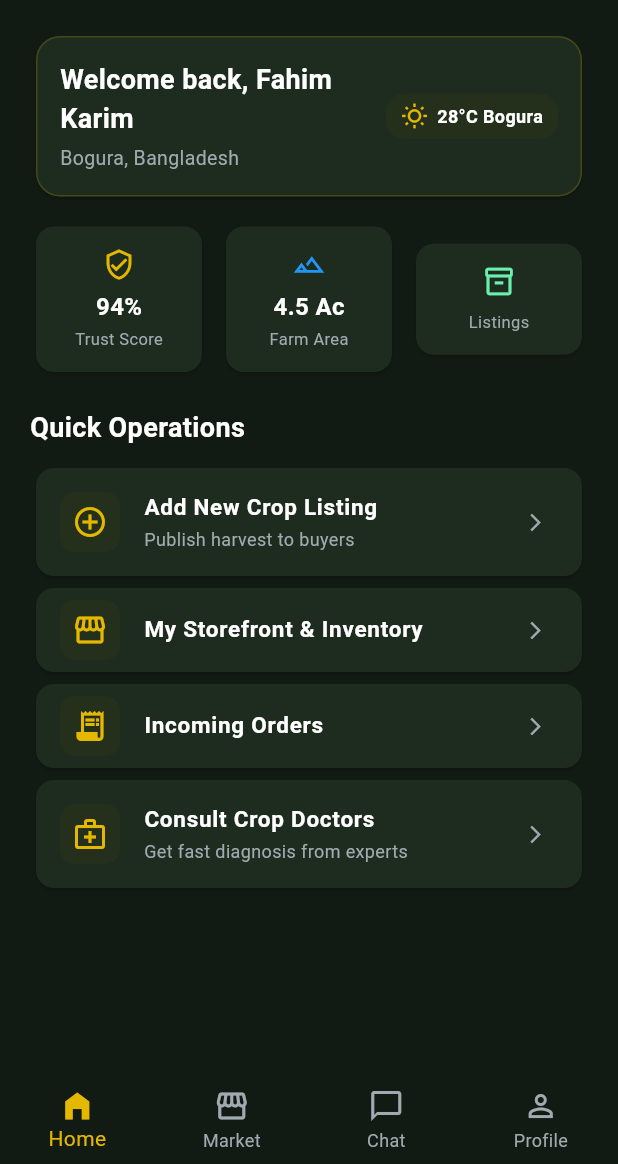
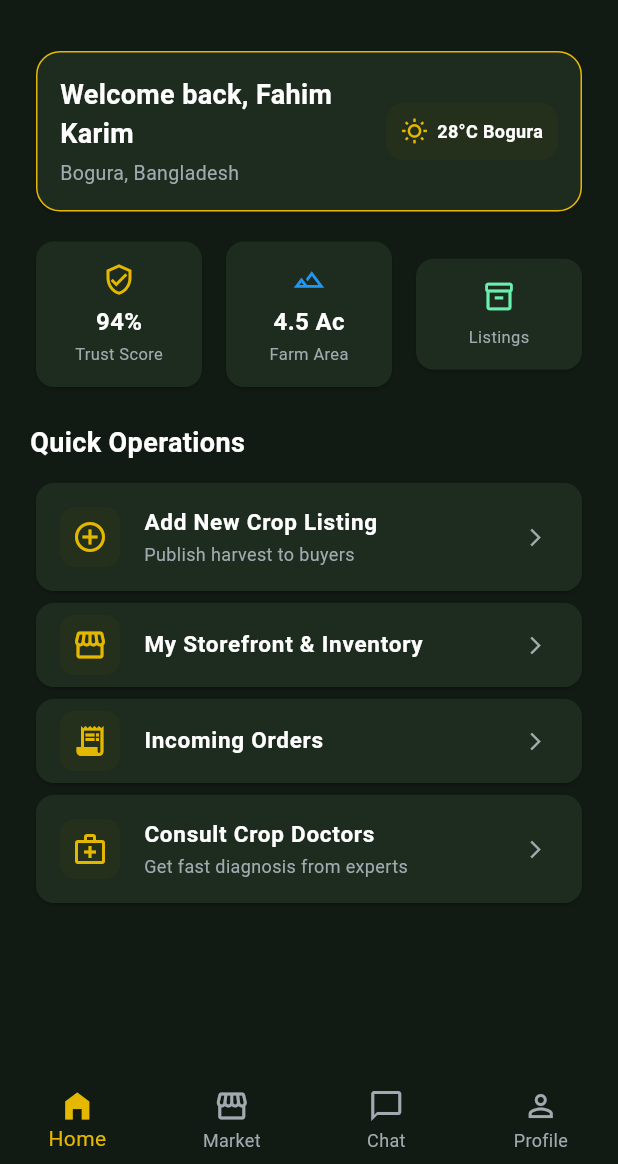
Before and after one commit to 85Dibosh/Agrobuddy, a Flutter app: the screen it shows after launch, on a phone screen of 412 x 824 dp, the part 72-1236 px from its top. Run offline on Flutter 3.47's test engine with Material 3 defaults, Android fonts, the phone set to English and light mode, and no system bars.

```diff
--- a/lib/screensNishat/farmer_dashboard.dart
+++ b/lib/screensNishat/farmer_dashboard.dart
@@ -77,44 +77,33 @@ class FarmerDashboardScreenState extends State<FarmerDashboardScreen> {
           ),
         ],
       ),
-
-      // SafeArea ensures content doesn't get hidden behind phone notches or bottom bars
       body: SafeArea(
-        // Checks if the Home tab (index 0) is active; if true, shows the dashboard scroll view
         child: selectedTab == 0
-        // SingleChildScrollView allows the screen content to scroll vertically if it overflows
             ? SingleChildScrollView(
-          // Adds padding around all edges of the scrolling content area
           padding: EdgeInsets.symmetric(horizontal: 20, vertical: 12),
-          // Column stacks all dashboard elements vertically from top to bottom
           child: Column(
-            // Aligns all child widgets to the left edge of the screen
             crossAxisAlignment: CrossAxisAlignment.start,
             children: [
-              // Card widget creates a rounded greeting container box
+              SizedBox(height: 10),
               Card(
-                // Sets the dark olive background color for the card
                 color: Color(0xFF1E2C1F),
-                // Defines the rounded corners and subtle border outline
                 shape: RoundedRectangleBorder(
                   borderRadius: BorderRadius.circular(16),
                   side: BorderSide(
-                    color: Color(0xFFE5B800).withOpacity(0.2),
+                    color: Color(0xFFE5B800),
                   ),
                 ),
-                // Padding inside the welcome card
+
                 child: Padding(
                   padding: EdgeInsets.all(16),
-                  // Row places the greeting text on the left and the weather badge on the right
+
                   child: Row(
                     mainAxisAlignment: MainAxisAlignment.spaceBetween,
                     children: [
-                      // Expanded ensures text takes up remaining flexible space without overflowing
                       Expanded(
                         child: Column(
                           crossAxisAlignment: CrossAxisAlignment.start,
                           children: [
-                            // Welcome text using our farmerName variable
                             Text(
                               "Welcome back, " + farmerName,
                               style: TextStyle(
@@ -123,9 +112,7 @@ class FarmerDashboardScreenState extends State<FarmerDashboardScreen> {
                                 fontWeight: FontWeight.bold,
                               ),
                             ),
-                            // Adds a small gap between name and location
                             SizedBox(height: 4),
-                            // Subtitle text showing location
                             Text(
                               farmerLocation,
                               style: TextStyle(
@@ -136,17 +123,15 @@ class FarmerDashboardScreenState extends State<FarmerDashboardScreen> {
                           ],
                         ),
                       ),
-                      // Container creates the weather badge on the right side
                       Container(
                         padding: EdgeInsets.symmetric(
                           horizontal: 10,
-                          vertical: 6,
+                          vertical: 10,
                         ),
                         decoration: BoxDecoration(
                           color: Color(0xFF24301B),
                           borderRadius: BorderRadius.circular(12),
                         ),
-                        // Row holding the sun icon and weather temperature text
                         child: Row(
                           children: [
                             Icon(
@@ -171,13 +156,11 @@ class FarmerDashboardScreenState extends State<FarmerDashboardScreen> {
                 ),
               ),
 
-              // Vertical gap between the welcome card and statistics row
               SizedBox(height: 12),
 
-              // Row places three metric cards side-by-side
               Row(
                 children: [
-                  // Expanded makes the first card take up equal flexible width
+
                   Expanded(
                     child: Card(
                       color: Color(0xFF1E2C1F),
@@ -189,7 +172,6 @@ class FarmerDashboardScreenState extends State<FarmerDashboardScreen> {
                           vertical: 14,
                           horizontal: 8,
                         ),
-                        // Column stacks the trust score icon, percentage text, and label vertically
                         child: Column(
                           children: [
                             Icon(
@@ -220,10 +202,8 @@ class FarmerDashboardScreenState extends State<FarmerDashboardScreen> {
                     ),
                   ),
 
-                  // Horizontal gap between cards
                   SizedBox(width: 8),
 
-                  // Expanded makes the second card take up equal flexible width
                   Expanded(
                     child: Card(
                       color: Color(0xFF1E2C1F),
@@ -235,7 +215,6 @@ class FarmerDashboardScreenState extends State<FarmerDashboardScreen> {
                           vertical: 14,
                           horizontal: 8,
                         ),
-                        // Column stacks the farm area icon, size text, and label vertically
                         child: Column(
                           children: [
                             Icon(
@@ -266,10 +245,8 @@ class FarmerDashboardScreenState extends State<FarmerDashboardScreen> {
                     ),
                   ),
 
-                  // Horizontal gap between cards
                   SizedBox(width: 8),
 
-                  // Expanded makes the third card take up equal flexible width
                   Expanded(
                     child: Card(
                       color: Color(0xFF1E2C1F),
@@ -281,7 +258,6 @@ class FarmerDashboardScreenState extends State<FarmerDashboardScreen> {
                           vertical: 14,
                           horizontal: 8,
                         ),
-                        // Column stacks the listings icon and label vertically
                         child: Column(
                           children: [
                             Icon(
@@ -306,10 +282,8 @@ class FarmerDashboardScreenState extends State<FarmerDashboardScreen> {
                 ],
               ),
 
-              // Vertical gap before the Quick Operations section header
               SizedBox(height: 20),
 
-              // Section title text for Quick Operations
               Text(
                 "Quick Operations",
                 style: TextStyle(
@@ -319,16 +293,12 @@ class FarmerDashboardScreenState extends State<FarmerDashboardScreen> {
                 ),
               ),
 
-              // Vertical gap between header and operation cards
               SizedBox(height: 10),
-
-              // First Operation Card: Add New Crop Listing
               Card(
                 color: Color(0xFF1E2C1F),
                 shape: RoundedRectangleBorder(
                   borderRadius: BorderRadius.circular(12),
                 ),
-                // ListTile provides a convenient layout for leading icons, title, subtitle, and trailing arrow
                 child: ListTile(
                   leading: Container(
                     width: 40,
@@ -362,7 +332,6 @@ class FarmerDashboardScreenState extends State<FarmerDashboardScreen> {
                     size: 14,
                     color: Color(0xFFA0AAB0),
                   ),
-                  // Action triggered when tapping this list tile
                   onTap: () {
                     ScaffoldMessenger.of(context).showSnackBar(
                       SnackBar(content: Text("Added new crop listing!")),
@@ -371,7 +340,6 @@ class FarmerDashboardScreenState extends State<FarmerDashboardScreen> {
                 ),
               ),
 
-              // Second Operation Card: My Storefront & Inventory
               Card(
                 color: Color(0xFF1E2C1F),
                 shape: RoundedRectangleBorder(
@@ -407,7 +375,6 @@ class FarmerDashboardScreenState extends State<FarmerDashboardScreen> {
                 ),
               ),
 
-              // Third Operation Card: Incoming Orders
               Card(
                 color: Color(0xFF1E2C1F),
                 shape: RoundedRectangleBorder(
@@ -443,7 +410,6 @@ class FarmerDashboardScreenState extends State<FarmerDashboardScreen> {
                 ),
               ),
 
-              // Fourth Operation Card: Consult Crop Doctors
               Card(
                 color: Color(0xFF1E2C1F),
                 shape: RoundedRectangleBorder(
@@ -488,7 +454,6 @@ class FarmerDashboardScreenState extends State<FarmerDashboardScreen> {
             ],
           ),
         )
-        // If any other tab is clicked, display a simple placeholder text in the center
             : Center(
           child: Text(
             "Tab Index: " + selectedTab.toString() + " Screen",
@@ -497,25 +462,17 @@ class FarmerDashboardScreenState extends State<FarmerDashboardScreen> {
         ),
       ),
 
-      // BottomNavigationBar creates the bottom tab bar with 4 destinations
       bottomNavigationBar: BottomNavigationBar(
-        // Sets the active highlighted tab index
         currentIndex: selectedTab,
-        // Updates the selected tab index and refreshes the screen when tapped
         onTap: (index) {
           setState(() {
             selectedTab = index;
           });
         },
-        // Sets the background color of the navigation bar
         backgroundColor: Color(0xFF121B13),
-        // Highlights the active tab icon and label in gold
         selectedItemColor: Color(0xFFE5B800),
-        // Sets inactive tab icons and labels to muted gray-green
         unselectedItemColor: Color(0xFFA0AAB0),
-        // Keeps all tabs fixed in place without shifting animation
         type: BottomNavigationBarType.fixed,
-        // The list of 4 destination items in the navigation bar
         items: [
           BottomNavigationBarItem(icon: Icon(Icons.home_filled), label: "Home"),
           BottomNavigationBarItem(
@@ -529,6 +486,7 @@ class FarmerDashboardScreenState extends State<FarmerDashboardScreen> {
           BottomNavigationBarItem(
             icon: Icon(Icons.person_outline),
             label: "Profile",
+
           ),
         ],
       ),
```
